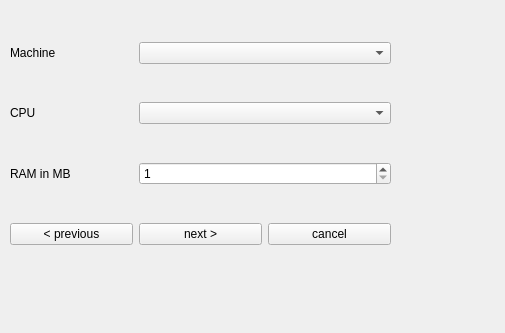
The window that ui/NewVM2.ui (wjqsec/EmuGUI) describes before a commit, drawn with Qt 5; both pictures show x 0 to 505 and y 0 to 333 of the 800 by 800 pixel window.
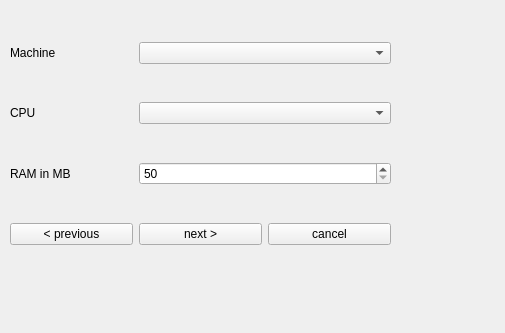
The same window after the commit. The open tabs and pages were chosen to show the change.

The edit to the form file:
```diff
--- a/ui/NewVM2.ui
+++ b/ui/NewVM2.ui
@@ -272,7 +272,7 @@
       <item row="2" column="1" colspan="2">
        <widget class="QSpinBox" name="sb_ram">
         <property name="minimum">
-         <number>1</number>
+         <number>50</number>
         </property>
         <property name="maximum">
          <number>32768</number>
```
